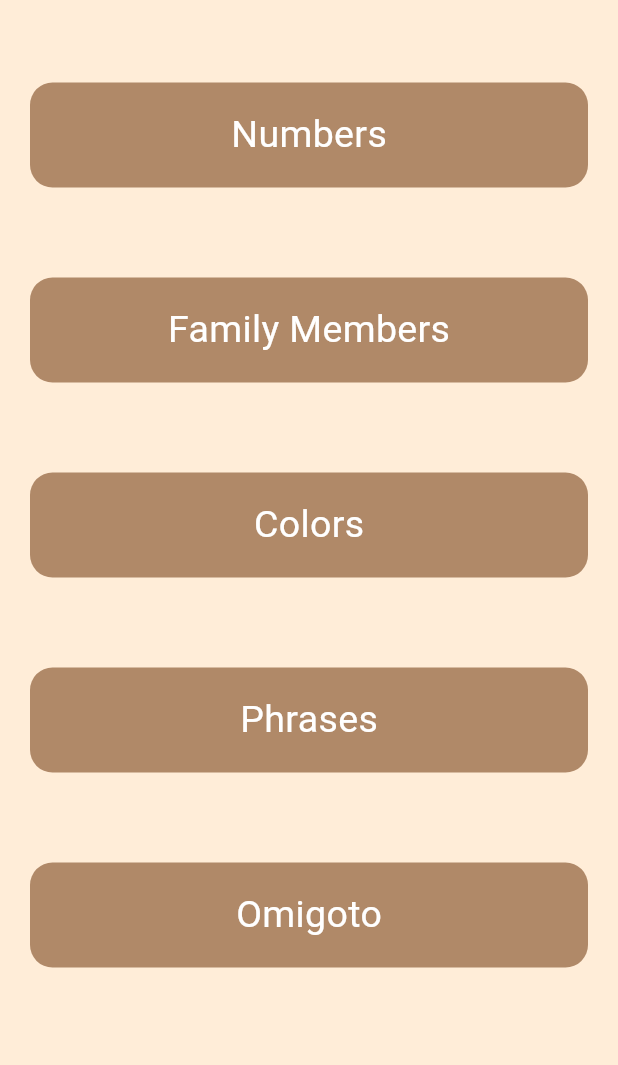
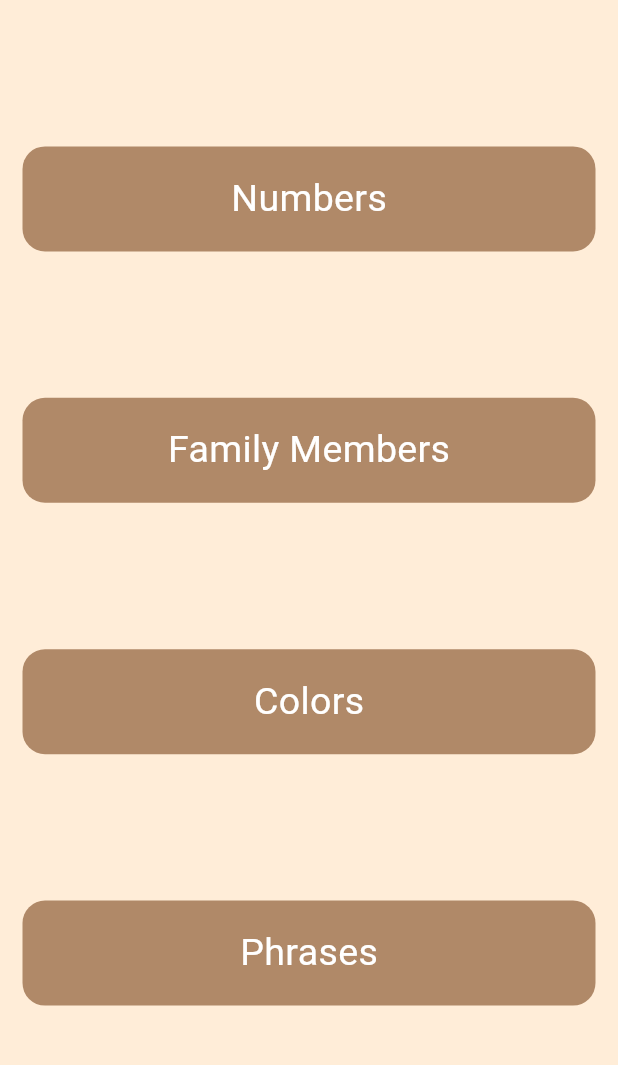
Before and after one commit to khaledaboelhamd/omygoto_app, a Flutter app: the screen it shows after launch, on a phone screen of 412 x 824 dp, the part 84-1149 px from its top. Run offline on Flutter 3.47's test engine with Material 3 defaults, Android fonts, the phone set to English and light mode, and no system bars; our stand-ins replace audioplayers.

Commit message:
second commit

```diff
--- a/lib/components/custom_container.dart
+++ b/lib/components/custom_container.dart
@@ -16,8 +16,6 @@ class CustomContainer extends StatelessWidget {
           }),
         );
       },
-      child: Padding(
-        padding: const EdgeInsets.symmetric(horizontal: 20, vertical: 30),
       child: Container(
         decoration: BoxDecoration(
             color: const Color(0xffb08968),
@@ -25,8 +23,6 @@ class CustomContainer extends StatelessWidget {
         height: 70,
         width: double.infinity,
         alignment: Alignment.centerLeft,
-          child: Padding(
-            padding: const EdgeInsets.symmetric(horizontal: 15),
         child: Center(
           child: Text(
             "$name",
@@ -37,8 +33,6 @@ class CustomContainer extends StatelessWidget {
           ),
         ),
       ),
-        ),
-      ),
     );
   }
 }
--- a/lib/components/items.dart
+++ b/lib/components/items.dart
@@ -13,7 +13,7 @@ class Items extends StatelessWidget {
     return Container(
       height: 105,
       width: double.infinity,
-      color: Color(0xffb08968),
+      color: const Color(0xffb08968),
       child: Row(
         children: [
           Container(
--- a/lib/screens/home.dart
+++ b/lib/screens/home.dart
@@ -3,7 +3,7 @@ import 'package:flutter/material.dart';
 import 'package:tuko/components/custom_container.dart';
 import 'package:tuko/screens/color.dart';
 import 'package:tuko/screens/members.dart';
-import 'package:tuko/screens/omygoto.dart';
+
 import 'package:tuko/screens/numbers.dart';
 import 'package:tuko/screens/phrases.dart';
 
@@ -30,11 +30,12 @@ class HomePage extends StatelessWidget {
           backgroundColor: const Color(0xff7f5539)),
       body: Container(
         color: const Color(0xffffedd8),
-        child: ListView(
+        child: Padding(
+          padding: const EdgeInsets.symmetric(horizontal: 15.0),
+          child: Column(
+            mainAxisAlignment: MainAxisAlignment.spaceEvenly,
             children: [
-            const SizedBox(
-              height: 25,
-            ),
+
               CustomContainer(
                 name: "Numbers",
                 navPage: const NumbersPage(),
@@ -51,11 +52,9 @@ class HomePage extends StatelessWidget {
                 name: "Phrases",
                 navPage: const PhrasesPage(),
               ),
-            CustomContainer(
-              name: "Omigoto",
-              navPage: const MokaChainPage(),
+
+            ],
           ),
-          ],
         ),
       ),
     );
```
Also changed, not shown: lib/screens/omygoto.dart (deleted, +0 -81 lines). Lines whose indentation alone changed are shown as unchanged.
